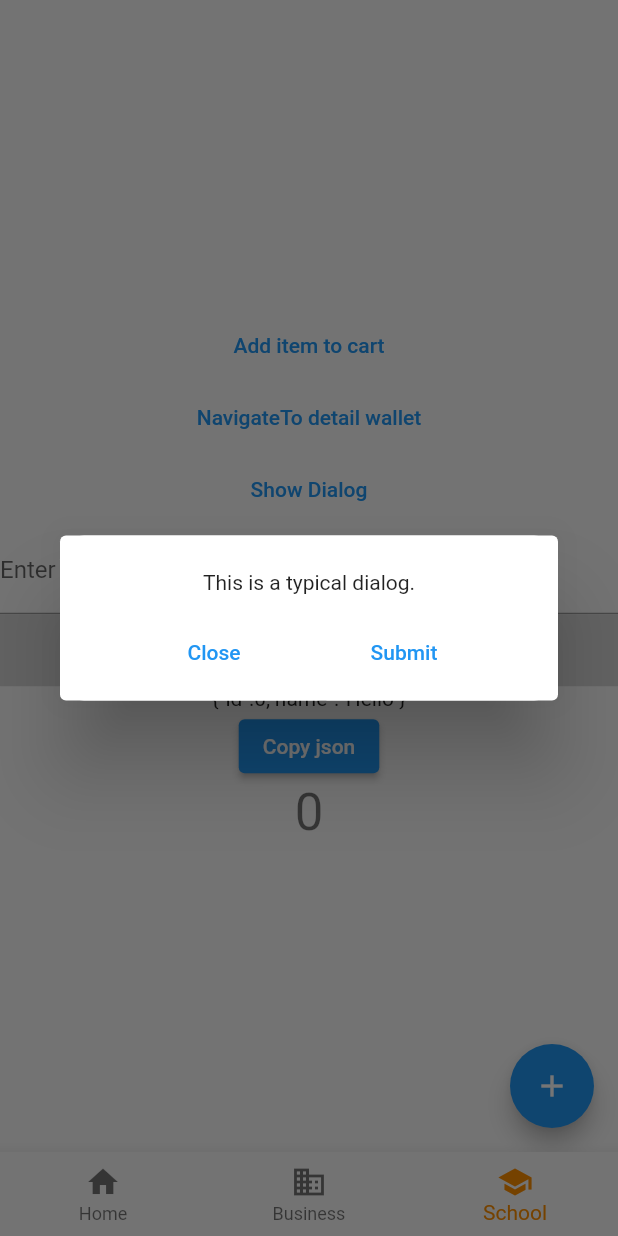
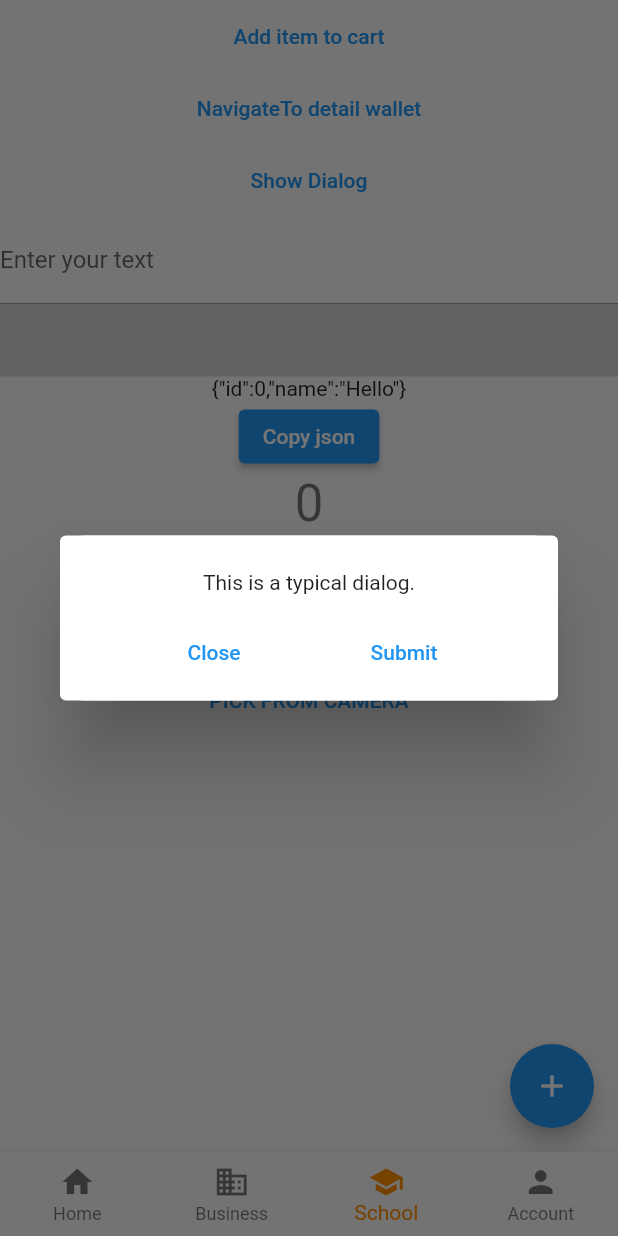
Before and after one commit to quocthanh2694/rin_wallet, a Flutter app: the screen it shows after launch, item 3 of the bottom bar chosen, after a tap on "Show Dialog", on a phone screen of 412 x 824 dp. Run offline on Flutter 3.47's test engine with Material 2 defaults, Android fonts, the phone set to English and light mode, and no system bars; our stand-ins replace fluttertoast, image_picker, local_auth; missing offline and left inert: dart:ffi, flutter_json_view; generated files the repository leaves out were written again.

Commit message:
feat: Upgrade flutter for Android, Add biometrics auth, pick photo, add app models

```diff
--- /dev/null
+++ b/lib/src/constant/constant.dart
@@ -0,0 +1,3 @@
+enum CurrencyUnit { dollar, vnd }
+
+enum TransactionType { withdraw, deposit, transfer }
--- a/lib/src/ui/layout/bottomNavigationBar.dart
+++ b/lib/src/ui/layout/bottomNavigationBar.dart
@@ -1,6 +1,7 @@
 import 'package:flutter/material.dart';
 import 'package:rin_wallet/src/sample_feature/sample_item_list_view.dart';
 import 'package:rin_wallet/src/ui/page/settingsPage.dart';
+import 'package:rin_wallet/src/ui/page/login.dart';
 
 class BottomNavigationBarMain extends StatefulWidget {
   const BottomNavigationBarMain({super.key});
@@ -15,12 +16,13 @@ class _BottomNavigationBarMainState extends State<BottomNavigationBarMain> {
   static const TextStyle optionStyle =
       TextStyle(fontSize: 30, fontWeight: FontWeight.bold);
   static const List<Widget> _widgetOptions = <Widget>[
-    const SampleItemListView(),
+    SampleItemListView(),
     Text(
       'Index 1: Business',
       style: optionStyle,
     ),
-    const SettingPage(),
+    SettingPage(),
+    LoginPage(),
   ];
 
   void _onItemTapped(int index) {
@@ -39,6 +41,7 @@ class _BottomNavigationBarMainState extends State<BottomNavigationBarMain> {
         child: _widgetOptions.elementAt(_selectedIndex),
       ),
       bottomNavigationBar: BottomNavigationBar(
+        type: BottomNavigationBarType.fixed,
         items: const <BottomNavigationBarItem>[
           BottomNavigationBarItem(
             icon: Icon(Icons.home),
@@ -52,6 +55,10 @@ class _BottomNavigationBarMainState extends State<BottomNavigationBarMain> {
             icon: Icon(Icons.school),
             label: 'School',
           ),
+          BottomNavigationBarItem(
+            icon: Icon(Icons.person),
+            label: 'Account',
+          ),
         ],
         currentIndex: _selectedIndex,
         selectedItemColor: Colors.amber[800],
--- a/lib/src/ui/page/settingsPage.dart
+++ b/lib/src/ui/page/settingsPage.dart
@@ -1,9 +1,11 @@
 import 'dart:convert';
+import 'dart:io';
+
+import 'package:image_picker/image_picker.dart';
 
 import 'package:flutter/material.dart';
 import 'package:flutter/services.dart';
 import 'package:flutter_json_view/flutter_json_view.dart';
-// import 'package:rin_wallet/ui/layout/baseAppBar.dart';
 import 'package:fluttertoast/fluttertoast.dart';
 import 'package:provider/provider.dart';
 import 'package:rin_wallet/src/models/cart.dart';
@@ -36,6 +38,7 @@ class SettingPage extends StatefulWidget {
 
 class _SettingPageState extends State<SettingPage> {
   int _counter = 0;
+  File? imageFile;
 
   void _incrementCounter() {
     setState(() {
@@ -66,7 +69,9 @@ class _SettingPageState extends State<SettingPage> {
       //   appBar: AppBar(),
       //   widgets: <Widget>[Icon(Icons.more_vert)],
       // ),
-      body: Center(
+      body: ListView(
+        children: [
+          Center(
             child: Column(
               mainAxisAlignment: MainAxisAlignment.center,
               children: <Widget>[
@@ -99,7 +104,8 @@ class _SettingPageState extends State<SettingPage> {
                               SizedBox(height: 15),
                             ]),
                             Row(
-                            mainAxisAlignment: MainAxisAlignment.spaceEvenly,
+                                mainAxisAlignment:
+                                    MainAxisAlignment.spaceEvenly,
                                 children: [
                                   TextButton(
                                     onPressed: () {
@@ -170,7 +176,8 @@ class _SettingPageState extends State<SettingPage> {
                 ElevatedButton(
                   child: const Text('Copy json'),
                   onPressed: () {
-                Clipboard.setData(ClipboardData(text: jsonEncode(jsonData)));
+                    Clipboard.setData(
+                        ClipboardData(text: jsonEncode(jsonData)));
                     Fluttertoast.showToast(
                         msg: "Coppied!",
                         toastLength: Toast.LENGTH_SHORT,
@@ -185,9 +192,45 @@ class _SettingPageState extends State<SettingPage> {
                   '$_counter',
                   style: Theme.of(context).textTheme.headlineMedium,
                 ),
+                Container(
+                    child: imageFile == null
+                        ? Container(
+                            alignment: Alignment.center,
+                            child: Column(
+                              mainAxisAlignment: MainAxisAlignment.center,
+                              children: [
+                                TextButton(
+                                  onPressed: () {
+                                    _getFromGallery();
+                                  },
+                                  child: Text("PICK FROM GALLERY"),
+                                ),
+                                Container(
+                                  height: 40.0,
+                                ),
+                                TextButton(
+                                  onPressed: () {
+                                    _getFromCamera();
+                                  },
+                                  child: Text("PICK FROM CAMERA"),
+                                )
+                              ],
+                            ),
+                          )
+                        : Container(
+                            child: Image.file(
+                              imageFile!,
+                              fit: BoxFit.contain,
+                              width: 400,
+                              height: 400,
+                            ),
+                          ))
               ],
             ),
           ),
+        ],
+      ),
+
       floatingActionButton: FloatingActionButton(
         onPressed: _incrementCounter,
         tooltip: 'Increment',
@@ -195,4 +238,32 @@ class _SettingPageState extends State<SettingPage> {
       ), // This trailing comma makes auto-formatting nicer for build methods.
     );
   }
+
+  /// Get from gallery
+  _getFromGallery() async {
+    var pickedFile = (await ImagePicker().pickImage(
+      source: ImageSource.gallery,
+      maxWidth: 1800,
+      maxHeight: 1800,
+    ));
+    if (pickedFile != null) {
+      setState(() {
+        imageFile = File(pickedFile.path);
+      });
     }
+  }
+
+  /// Get from Camera
+  _getFromCamera() async {
+    var pickedFile = (await ImagePicker().pickImage(
+      source: ImageSource.camera,
+      maxWidth: 1800,
+      maxHeight: 1800,
+    )) as XFile;
+    if (pickedFile != null) {
+      setState(() {
+        imageFile = File(pickedFile.path);
+      });
+    }
+  }
+}
--- a/pubspec.yaml
+++ b/pubspec.yaml
@@ -16,7 +16,10 @@ dependencies:
   flutter_localizations:
     sdk: flutter
   fluttertoast: ^8.2.2
+  image_picker: ^1.0.4
+  local_auth: ^2.1.7
   provider: ^6.0.5
+  uuid: ^4.0.0
 
 dev_dependencies:
   flutter_test:
```
Also changed, not shown: lib/src/models/category.dart (added, +10 -0 lines), lib/src/models/externalAccount.dart (added, +8 -0 lines), lib/src/models/transaction.dart (added, +26 -0 lines), lib/src/models/wallet.dart (added, +26 -0 lines), lib/src/models/walletType.dart (added, +12 -0 lines), lib/src/services/auth.dart (added, +36 -0 lines), lib/src/ui/page/login.dart (added, +71 -0 lines), pubspec.lock, 9 other files. Lines whose indentation alone changed are shown as unchanged.
